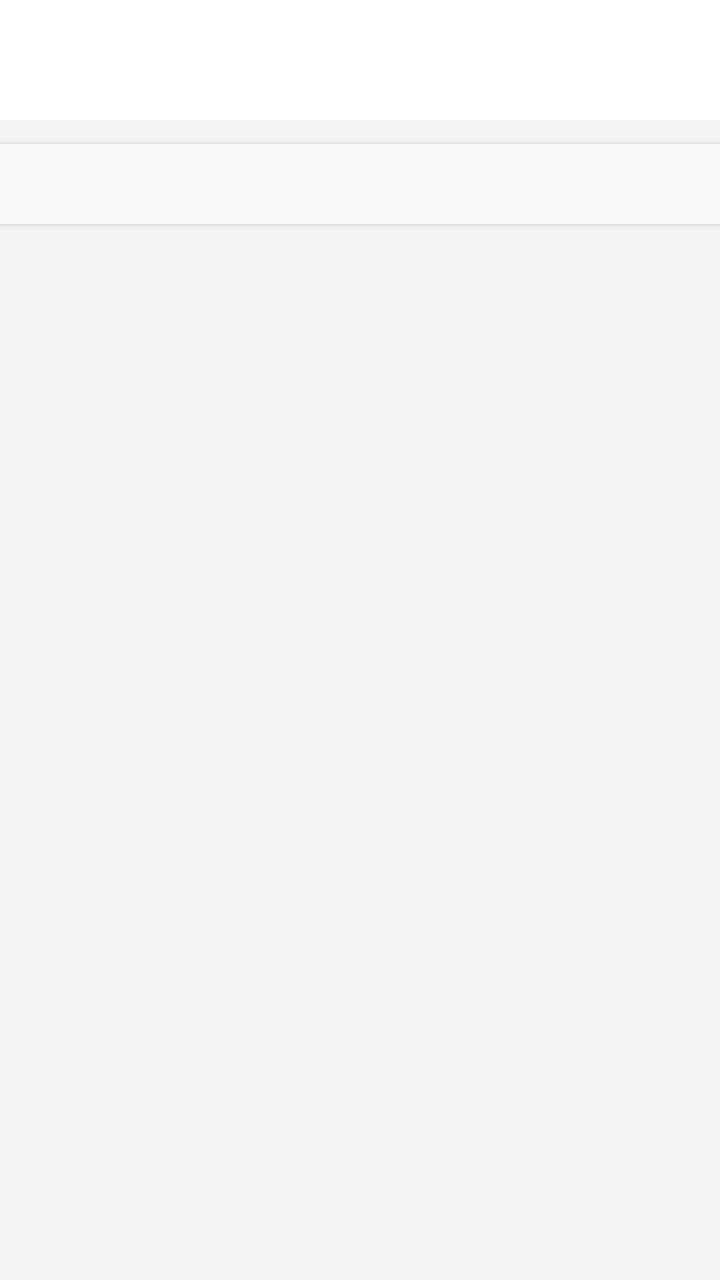
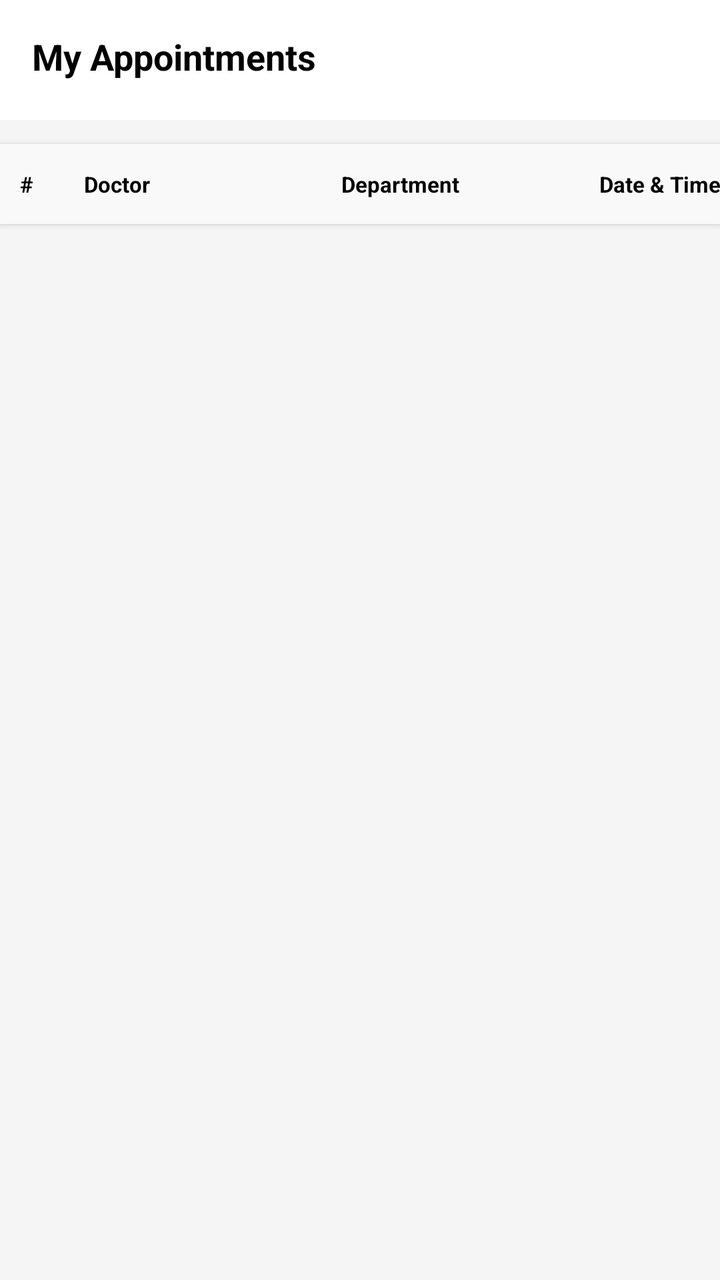

Compare the two renders of this Android layout. The source of the first and the diff that turns it into the second are given below.
<!-- AndroidManifest.xml: application theme Theme.Halaxy_health -->
<!-- res/layout/activity_my_appointments.xml -->
<?xml version="1.0" encoding="utf-8"?>
<LinearLayout xmlns:android="http://schemas.android.com/apk/res/android"
    android:layout_width="match_parent" android:layout_height="match_parent"
    android:orientation="vertical" android:background="#F5F5F5">

    
    <LinearLayout android:layout_width="match_parent" android:layout_height="60dp" android:background="#FFFFFF" android:padding="16dp" android:orientation="vertical">
        <TextView android:text="My Appointments" android:textSize="18sp" android:textStyle="bold" android:textColor="#000"/>
        <TextView android:text="Home / My Appointments" android:textSize="11sp" android:textColor="#888"/>
    </LinearLayout>

    
    <LinearLayout android:id="@+id/layoutEmpty" android:layout_width="match_parent" android:layout_height="wrap_content" android:orientation="vertical" android:gravity="center" android:padding="40dp" android:visibility="gone">
        <TextView android:text="📅" android:textSize="40sp" android:gravity="center"/>
        <TextView android:text="No appointments yet" android:textSize="14sp" android:textStyle="bold" android:layout_marginTop="8dp"/>
        <TextView android:text="Book your first appointment with a doctor" android:textSize="11sp" android:textColor="#888" android:gravity="center"/>
        <Button android:id="@+id/btnBookFirst" android:layout_width="wrap_content" android:layout_height="36dp" android:text="Book Now" android:background="@drawable/bg_red_button" android:textColor="#FFFFFF" android:textSize="11sp" android:layout_marginTop="12dp"/>
    </LinearLayout>

    
    <HorizontalScrollView android:layout_width="match_parent" android:layout_height="wrap_content" android:scrollbars="none" android:background="#FFFFFF" android:layout_marginTop="12dp" android:elevation="2dp">
        <LinearLayout android:layout_width="match_parent" android:layout_height="wrap_content" android:orientation="vertical" android:minWidth="600dp">
            <LinearLayout android:layout_width="match_parent" android:layout_height="40dp" android:background="#F9F9F9" android:gravity="center_vertical" android:padding="10dp">
                <TextView android:layout_width="0dp" android:layout_weight="0.5" android:text="#" android:textStyle="bold" android:textSize="11sp"/>
                <TextView android:layout_width="0dp" android:layout_weight="2" android:text="Doctor" android:textStyle="bold" android:textSize="11sp"/>
                <TextView android:layout_width="0dp" android:layout_weight="2" android:text="Department" android:textStyle="bold" android:textSize="11sp"/>
                <TextView android:layout_width="0dp" android:layout_weight="2" android:text="Date &amp; Time" android:textStyle="bold" android:textSize="11sp"/>
                <TextView android:layout_width="0dp" android:layout_weight="1.2" android:text="Status" android:textStyle="bold" android:textSize="11sp"/>
                <TextView android:layout_width="0dp" android:layout_weight="1.3" android:text="Action" android:textStyle="bold" android:textSize="11sp"/>
            </LinearLayout>
            <androidx.recyclerview.widget.RecyclerView android:id="@+id/recAppointments" android:layout_width="match_parent" android:layout_height="wrap_content"/>
        </LinearLayout>
    </HorizontalScrollView>
</LinearLayout>
<!-- resources referenced by this layout -->
<resources>
  <!-- drawable bg_red_button (drawable) -->
  <shape xmlns:android="http://schemas.android.com/apk/res/android">
      <solid android:color="#D32F2F"/>
      <corners android:radius="8dp"/>
  </shape>
  <style name="Theme.Halaxy_health" parent="Theme.AppCompat.Light.NoActionBar">
          <item name="colorPrimary">#1A237E</item>
          <item name="colorPrimaryDark">#7B1113</item>
          <item name="colorAccent">#D32F2F</item>
      </style>
</resources>

<!-- the commit's change to res/layout/activity_my_appointments.xml (unified diff, before → after) -->
@@ -1,34 +1,213 @@
 <?xml version="1.0" encoding="utf-8"?>
-<LinearLayout xmlns:android="http://schemas.android.com/apk/res/android"
-    android:layout_width="match_parent" android:layout_height="match_parent"
-    android:orientation="vertical" android:background="#F5F5F5">
+<LinearLayout
+    xmlns:android="http://schemas.android.com/apk/res/android"
+    android:layout_width="match_parent"
+    android:layout_height="match_parent"
+    android:orientation="vertical"
+    android:background="#F5F5F5">
 
     
-    <LinearLayout android:layout_width="match_parent" android:layout_height="60dp" android:background="#FFFFFF" android:padding="16dp" android:orientation="vertical">
-        <TextView android:text="My Appointments" android:textSize="18sp" android:textStyle="bold" android:textColor="#000"/>
-        <TextView android:text="Home / My Appointments" android:textSize="11sp" android:textColor="#888"/>
+    <LinearLayout
+        android:layout_width="match_parent"
+        android:layout_height="60dp"
+        android:orientation="vertical"
+        android:background="#FFFFFF"
+        android:padding="16dp"
+        android:gravity="center_vertical">
+
+        
+        <TextView
+            android:layout_width="wrap_content"
+            android:layout_height="wrap_content"
+            android:text="My Appointments"
+            android:textSize="18sp"
+            android:textStyle="bold"
+            android:textColor="#000000" />
+
+        
+        <TextView
+            android:layout_width="wrap_content"
+            android:layout_height="wrap_content"
+            android:text="Home / My Appointments"
+            android:textSize="11sp"
+            android:textColor="#888888"
+            android:layout_marginTop="2dp" />
+
     </LinearLayout>
 
     
-    <LinearLayout android:id="@+id/layoutEmpty" android:layout_width="match_parent" android:layout_height="wrap_content" android:orientation="vertical" android:gravity="center" android:padding="40dp" android:visibility="gone">
-        <TextView android:text="📅" android:textSize="40sp" android:gravity="center"/>
-        <TextView android:text="No appointments yet" android:textSize="14sp" android:textStyle="bold" android:layout_marginTop="8dp"/>
-        <TextView android:text="Book your first appointment with a doctor" android:textSize="11sp" android:textColor="#888" android:gravity="center"/>
-        <Button android:id="@+id/btnBookFirst" android:layout_width="wrap_content" android:layout_height="36dp" android:text="Book Now" android:background="@drawable/bg_red_button" android:textColor="#FFFFFF" android:textSize="11sp" android:layout_marginTop="12dp"/>
+    <LinearLayout
+        android:id="@+id/layoutEmpty"
+        android:layout_width="match_parent"
+        android:layout_height="wrap_content"
+        android:orientation="vertical"
+        android:gravity="center"
+        android:padding="40dp"
+        android:visibility="gone">
+
+        
+        <LinearLayout
+            android:layout_width="wrap_content"
+            android:layout_height="wrap_content"
+            android:orientation="vertical"
+            android:gravity="center">
+
+            
+            <TextView
+                android:layout_width="wrap_content"
+                android:layout_height="wrap_content"
+                android:text="📅"
+                android:textSize="40sp"
+                android:gravity="center" />
+
+            
+            <TextView
+                android:layout_width="wrap_content"
+                android:layout_height="wrap_content"
+                android:text="No appointments yet"
+                android:textSize="14sp"
+                android:textStyle="bold"
+                android:textColor="#000000"
+                android:layout_marginTop="12dp"
+                android:gravity="center" />
+
+            
+            <TextView
+                android:layout_width="wrap_content"
+                android:layout_height="wrap_content"
+                android:text="Book your first appointment with a doctor"
+                android:textSize="11sp"
+                android:textColor="#888888"
+                android:gravity="center"
+                android:layout_marginTop="4dp" />
+
+            
+            <LinearLayout
+                android:layout_width="wrap_content"
+                android:layout_height="wrap_content"
+                android:layout_marginTop="16dp">
+
+                
+                <Button
+                    android:id="@+id/btnBookFirst"
+                    android:layout_width="wrap_content"
+                    android:layout_height="36dp"
+                    android:text="Book Now"
+                    android:background="@drawable/bg_red_button"
+                    android:textColor="#FFFFFF"
+                    android:textSize="11sp"
+                    android:paddingStart="24dp"
+                    android:paddingEnd="24dp" />
+
+            </LinearLayout>
+
+        </LinearLayout>
+
     </LinearLayout>
 
     
-    <HorizontalScrollView android:layout_width="match_parent" android:layout_height="wrap_content" android:scrollbars="none" android:background="#FFFFFF" android:layout_marginTop="12dp" android:elevation="2dp">
-        <LinearLayout android:layout_width="match_parent" android:layout_height="wrap_content" android:orientation="vertical" android:minWidth="600dp">
-            <LinearLayout android:layout_width="match_parent" android:layout_height="40dp" android:background="#F9F9F9" android:gravity="center_vertical" android:padding="10dp">
-                <TextView android:layout_width="0dp" android:layout_weight="0.5" android:text="#" android:textStyle="bold" android:textSize="11sp"/>
-                <TextView android:layout_width="0dp" android:layout_weight="2" android:text="Doctor" android:textStyle="bold" android:textSize="11sp"/>
-                <TextView android:layout_width="0dp" android:layout_weight="2" android:text="Department" android:textStyle="bold" android:textSize="11sp"/>
-                <TextView android:layout_width="0dp" android:layout_weight="2" android:text="Date &amp; Time" android:textStyle="bold" android:textSize="11sp"/>
-                <TextView android:layout_width="0dp" android:layout_weight="1.2" android:text="Status" android:textStyle="bold" android:textSize="11sp"/>
-                <TextView android:layout_width="0dp" android:layout_weight="1.3" android:text="Action" android:textStyle="bold" android:textSize="11sp"/>
+    <LinearLayout
+        android:layout_width="match_parent"
+        android:layout_height="wrap_content"
+        android:orientation="vertical"
+        android:layout_marginTop="12dp"
+        android:background="#FFFFFF"
+        android:elevation="2dp">
+
+        
+        <HorizontalScrollView
+            android:layout_width="match_parent"
+            android:layout_height="wrap_content"
+            android:scrollbars="none">
+
+            
+            <LinearLayout
+                android:layout_width="wrap_content"
+                android:layout_height="wrap_content"
+                android:orientation="vertical"
+                android:minWidth="600dp">
+
+                
+                <LinearLayout
+                    android:layout_width="match_parent"
+                    android:layout_height="40dp"
+                    android:orientation="horizontal"
+                    android:background="#F9F9F9"
+                    android:gravity="center_vertical"
+                    android:padding="10dp">
+
+                    
+                    <TextView
+                        android:layout_width="0dp"
+                        android:layout_height="wrap_content"
+                        android:layout_weight="0.5"
+                        android:text="#"
+                        android:textStyle="bold"
+                        android:textSize="11sp"
+                        android:textColor="#000000" />
+
+                    
+                    <TextView
+                        android:layout_width="0dp"
+                        android:layout_height="wrap_content"
+                        android:layout_weight="2"
+                        android:text="Doctor"
+                        android:textStyle="bold"
+                        android:textSize="11sp"
+                        android:textColor="#000000" />
+
+                    
+                    <TextView
+                        android:layout_width="0dp"
+                        android:layout_height="wrap_content"
+                        android:layout_weight="2"
+                        android:text="Department"
+                        android:textStyle="bold"
+                        android:textSize="11sp"
+                        android:textColor="#000000" />
+
+                    
+                    <TextView
+                        android:layout_width="0dp"
+                        android:layout_height="wrap_content"
+                        android:layout_weight="2"
+                        android:text="Date &amp; Time"
+                        android:textStyle="bold"
+                        android:textSize="11sp"
+                        android:textColor="#000000" />
+
+                    
+                    <TextView
+                        android:layout_width="0dp"
+                        android:layout_height="wrap_content"
+                        android:layout_weight="1.2"
+                        android:text="Status"
+                        android:textStyle="bold"
+                        android:textSize="11sp"
+                        android:textColor="#000000" />
+
+                    
+                    <TextView
+                        android:layout_width="0dp"
+                        android:layout_height="wrap_content"
+                        android:layout_weight="1.3"
+                        android:text="Action"
+                        android:textStyle="bold"
+                        android:textSize="11sp"
+                        android:textColor="#000000" />
+
+                </LinearLayout>
+
+                
+                <androidx.recyclerview.widget.RecyclerView
+                    android:id="@+id/recAppointments"
+                    android:layout_width="match_parent"
+                    android:layout_height="wrap_content" />
+
             </LinearLayout>
-            <androidx.recyclerview.widget.RecyclerView android:id="@+id/recAppointments" android:layout_width="match_parent" android:layout_height="wrap_content"/>
-        </LinearLayout>
-    </HorizontalScrollView>
+
+        </HorizontalScrollView>
+
+    </LinearLayout>
+
 </LinearLayout>
